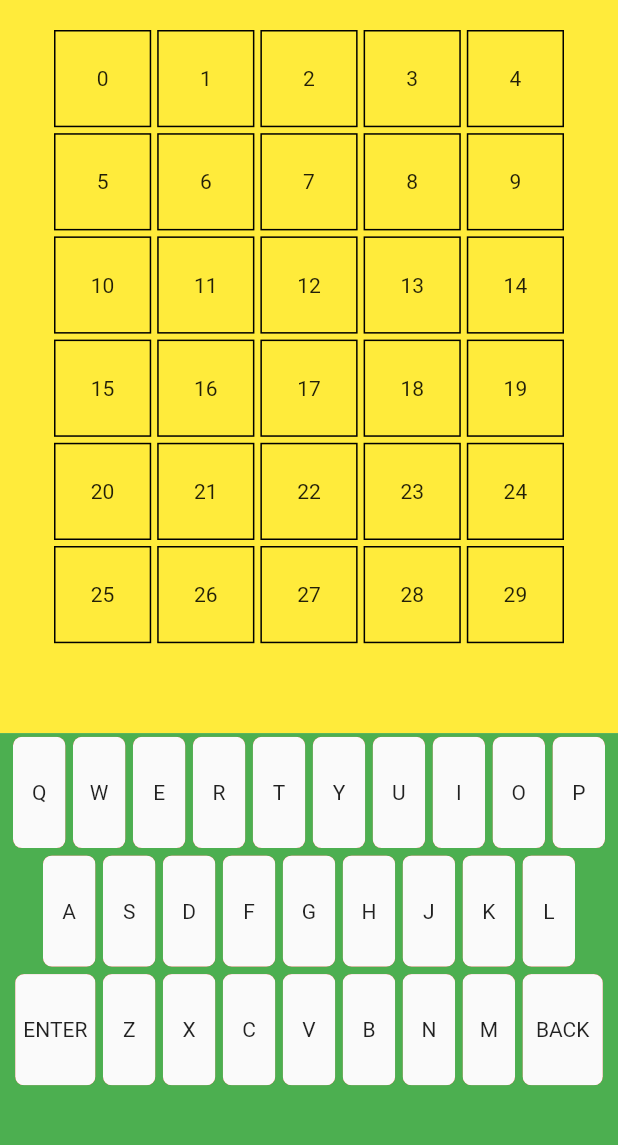
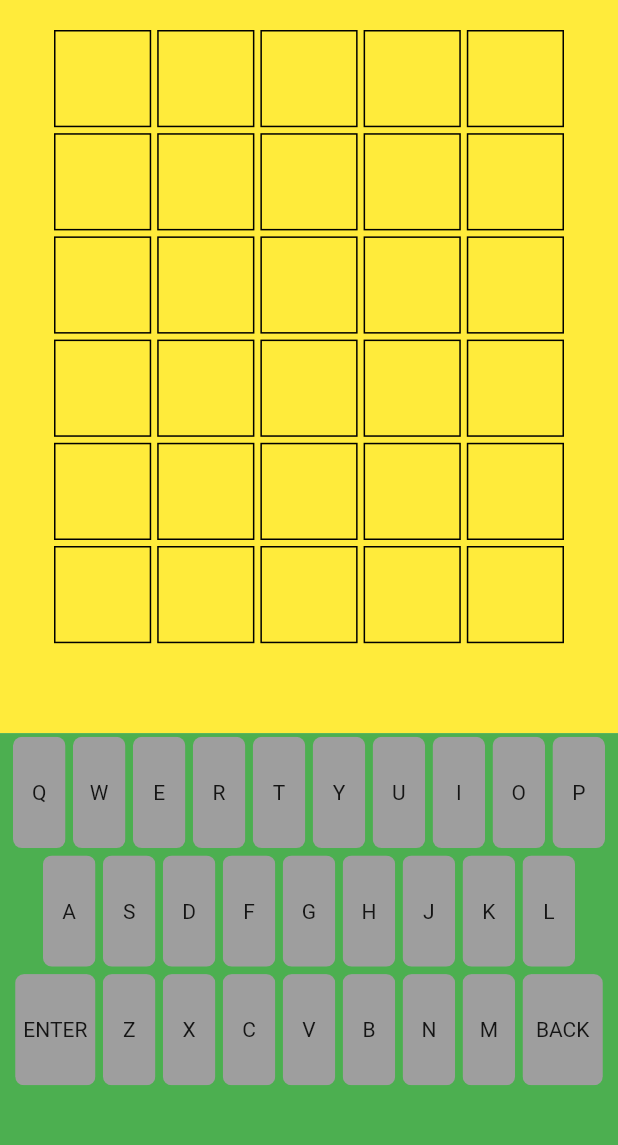
Before and after one commit to 8DietmarBarbarossa8/Wordle, a Flutter app: the screen it shows after launch, on a phone screen of 412 x 824 dp, the part 84-1229 px from its top. Run offline on Flutter 3.47's test engine with Material 2 defaults, Android fonts, the phone set to English and light mode, and no system bars.

Commit message:
updated: wordle colors, keyboard and guessing

```diff
--- a/lib/components/grid.dart
+++ b/lib/components/grid.dart
@@ -1,4 +1,5 @@
 import 'package:flutter/material.dart';
+import 'package:wordle/components/tile.dart';
 
 class Grid extends StatelessWidget {
   const Grid({
@@ -18,10 +19,8 @@ class Grid extends StatelessWidget {
       ),
       itemBuilder: (context, index) {
         return Container(
-          decoration: BoxDecoration(
-            border: Border.all()
-          ),
-          child: Center(child: Text('$index')),
+          decoration: BoxDecoration(border: Border.all()),
+          child: Tile(index: index,),
         );
       },
     );
--- a/lib/components/keyboard_row.dart
+++ b/lib/components/keyboard_row.dart
@@ -1,4 +1,6 @@
 import 'package:flutter/material.dart';
+import 'package:wordle/constants/answer_stages.dart';
+import 'package:wordle/constants/colors.dart';
 import 'package:wordle/controller.dart';
 import 'package:wordle/data/keys_map.dart';
 import 'package:provider/provider.dart';
@@ -15,22 +17,39 @@ class KeyBoardRow extends StatelessWidget {
   @override
   Widget build(BuildContext context) {
     final size = MediaQuery.of(context).size;
+    return Consumer<Controller>(
+      builder: ((context, value, child) {
         int index = 0;
         return Row(
           mainAxisAlignment: MainAxisAlignment.center,
           children: keysMap.entries.map((e) {
             index++;
-        return index >= min && index <= max
-            ? Padding(
+            if (index >= min && index <= max) {
+              Color color = Colors.grey;
+              switch (e.value) {
+                case AnswerStage.correct:
+                  color = correctGreen;
+                  break;
+                case AnswerStage.contains:
+                  color = containsYellow;
+                  break;
+                case AnswerStage.incorrect:
+                  // TODO: Handle this case.
+                  break;
+                case AnswerStage.notAnswered:
+                  // TODO: Handle this case.
+                  break;
+              }
+              return Padding(
                 padding: EdgeInsets.all(size.width * .006),
                 child: ClipRRect(
                   borderRadius: BorderRadius.circular(6),
-                  child: Container(
+                  child: SizedBox(
                     width: size.width *
                         (e.key == 'ENTER' || e.key == 'BACK' ? .13 : .085),
                     height: size.height * .09,
-                    color: Colors.red,
                     child: Material(
+                      color: color,
                       child: InkWell(
                         onTap: () {
                           Provider.of<Controller>(context, listen: false)
@@ -43,9 +62,13 @@ class KeyBoardRow extends StatelessWidget {
                     ),
                   ),
                 ),
-              )
-            : const SizedBox();
+              );
+            } else {
+              return const SizedBox();
+            }
           }).toList(),
+        );
+      }),
     );
   }
 }
--- /dev/null
+++ b/lib/components/tile.dart
@@ -0,0 +1,62 @@
+import 'package:flutter/material.dart';
+import 'package:wordle/constants/answer_stages.dart';
+import 'package:wordle/constants/colors.dart';
+import 'package:wordle/controller.dart';
+import 'package:provider/provider.dart';
+
+class Tile extends StatefulWidget {
+  const Tile({
+    Key? key,
+    required this.index,
+  }) : super(key: key);
+
+  final int index;
+
+  @override
+  State<Tile> createState() => _TileState();
+}
+
+class _TileState extends State<Tile> {
+  Color _backgroundColor = Colors.transparent;
+  late AnswerStage _answerStage;
+  @override
+  Widget build(BuildContext context) {
+    return Consumer<Controller>(
+      builder: (_, notifier, __) {
+        String text = '';
+        if (widget.index < notifier.tilesEntered.length) {
+          text = notifier.tilesEntered[widget.index].letter;
+          _answerStage = notifier.tilesEntered[widget.index].answerStage;
+
+          switch (_answerStage) {
+            case AnswerStage.correct:
+              _backgroundColor = correctGreen;
+              break;
+            case AnswerStage.contains:
+              _backgroundColor = containsYellow;
+              break;
+            case AnswerStage.incorrect:
+              // TODO: Handle this case.
+              break;
+            case AnswerStage.notAnswered:
+              // TODO: Handle this case.
+              break;
+          }
+
+          return Container(
+            color: _backgroundColor,
+            child: FittedBox(
+              fit: BoxFit.contain,
+              child: Padding(
+                padding: const EdgeInsets.all(6.0),
+                child: Text(text),
+              ),
+            ),
+          );
+        } else {
+          return const SizedBox();
+        }
+      },
+    );
+  }
+}
--- /dev/null
+++ b/lib/constants/colors.dart
@@ -0,0 +1,5 @@
+import 'package:flutter/material.dart';
+
+const correctGreen = Color.fromARGB(255, 107, 170, 100);
+const containsYellow = Color.fromARGB(255, 201, 180, 87);
+// const correctGreen = Color.fromARGB(255, 107, 170, 100);
--- /dev/null
+++ b/lib/constants/words.dart
@@ -0,0 +1,102 @@
+const List<String> words = [
+ 'ACORN',
+ 'ADULT',
+ 'APPLE',
+ 'APPLY',
+ 'BEACH',
+ 'BLOCK',
+ 'BLOOD',
+ 'BOARD',
+ 'BRAIN',
+ 'BREAD',
+ 'CHAIN',
+ 'CHAIR',
+ 'CHEST',
+ 'DANCE',
+ 'EAGER',
+ 'EARLY',
+ 'EARTH',
+ 'ENEMY',
+ 'ENTRY',
+ 'ERROR',
+ 'EVENT',
+ 'FAITH',
+ 'FINAL',
+ 'FLOOR',
+ 'GREEN',
+ 'GROUP',
+ 'GUIDE',
+ 'HEART',
+ 'IGLOO',
+ 'INDIA',
+ 'INPUT',
+ 'ISSUE',
+ 'JAPAN',
+ 'JUDGE',
+ 'KNIFE',
+ 'KNOCK',
+ 'LAMB',
+ 'LIGHT',
+ 'MAPLE',
+ 'METAL',
+ 'MODEL',
+ 'MONEY',
+ 'MONTH',
+ 'MOTOR',
+ 'NUMB',
+ 'OTHER',
+ 'OWNER',
+ 'PANEL',
+ 'PAPER',
+ 'PARTY',
+ 'PEACE',
+ 'QUEEN',
+ 'RADIO',
+ 'RANGE',
+ 'RATIO',
+ 'REPLY',
+ 'RIGHT',
+ 'RIVER',
+ 'SENSE',
+ 'SHAPE',
+ 'SHARE',
+ 'SHEEP',
+ 'SHEET',
+ 'SHIFT',
+ 'SHIRT',
+ 'SHOCK',
+ 'SIGHT',
+ 'SKILL',
+ 'SLEEP',
+ 'SMILE',
+ 'STAFF',
+ 'STAGE',
+ 'START',
+ 'STATE',
+ 'STEAM',
+ 'STEEL',
+ 'STOCK',
+ 'STONE',
+ 'STORE',
+ 'STUDY',
+ 'STUFF',
+ 'STYLE',
+ 'SUGAR',
+ 'TABLE',
+ 'TASTE',
+ 'THEME',
+ 'THING',
+ 'THUMB',
+ 'UNCLE',
+ 'UNION',
+ 'VALUE',
+ 'VIDEO',
+ 'VISIT',
+ 'VOICE',
+ 'WASTE',
+ 'WATCH',
+ 'WATER',
+ 'WHITE',
+ 'WOMAN',
+ 'WORLD',
+];
--- a/lib/controller.dart
+++ b/lib/controller.dart
@@ -1,20 +1,82 @@
 import 'package:flutter/cupertino.dart';
+import 'package:wordle/constants/answer_stages.dart';
+import 'package:wordle/data/keys_map.dart';
+import 'package:wordle/models/tile_model.dart';
 
 class Controller extends ChangeNotifier {
+  String correctWord = '';
   int currentTile = 0, currentRow = 0;
+  List<TileModel> tilesEntered = [];
+
+  setCorrectWord({required String word}) => correctWord = word;
+
   setKeyTapped({required String value}) {
     if (value == 'ENTER') {
       if (currentTile == 5 * (currentRow + 1)) {
-        currentRow++;
+        checkWord();
       }
     } else if (value == 'BACK') {
       if (currentTile > 5 * (currentRow + 1) - 5) {
         currentTile--;
+        tilesEntered.removeLast();
       }
     } else {
       if (currentTile < 5 * (currentRow + 1)) {
+        tilesEntered.add(TileModel(
+          letter: value,
+          answerStage: AnswerStage.notAnswered,
+        ));
         currentTile++;
       }
     }
+    notifyListeners();
+  }
+
+  checkWord() {
+    List<String> guessed = [], remainingCorrect = [];
+    String guessedWord = '';
+
+    int row = currentRow * 5;
+    for (int i = row; i < row + 5; i++) {
+      guessed.add(tilesEntered[i].letter);
+    }
+    guessedWord = guessed.join();
+    remainingCorrect = correctWord.characters.toList();
+
+    if (guessedWord == correctWord) {
+      for (int i = row; i < row + 5; i++) {
+        tilesEntered[i].answerStage = AnswerStage.correct;
+        keysMap.update(tilesEntered[i].letter, (value) => AnswerStage.correct);
+      }
+    } else {
+      for (int i = 0; i < 5; i++) {
+        if (guessedWord[i] == correctWord[i]) {
+          remainingCorrect.remove(guessedWord[i]);
+          tilesEntered[i + row].answerStage = AnswerStage.correct;
+          keysMap.update(guessedWord[i], (value) => AnswerStage.correct);
+        }
+      }
+
+      for (int i = 0; i < remainingCorrect.length; i++) {
+        for (int j = 0; j < 5; j++) {
+          if (remainingCorrect[i] == tilesEntered[j + row].letter) {
+            if (tilesEntered[j + row].answerStage != AnswerStage.correct) {
+              tilesEntered[j + row].answerStage = AnswerStage.contains;
+            }
+
+            final resultKey = keysMap.entries
+                .where((element) => element.key == tilesEntered[j + row]);
+
+            if (resultKey.single.value != AnswerStage.correct) {
+              keysMap.update(
+                  resultKey.single.key, (value) => AnswerStage.contains);
+            }
+          }
+        }
+      }
+    }
+
+    currentRow++;
+    notifyListeners();
   }
 }
--- /dev/null
+++ b/lib/models/tile_model.dart
@@ -0,0 +1,8 @@
+import 'package:wordle/constants/answer_stages.dart';
+
+class TileModel {
+  final String letter;
+  AnswerStage answerStage;
+
+  TileModel({required this.letter, required this.answerStage});
+}
--- a/lib/pages/home_page.dart
+++ b/lib/pages/home_page.dart
@@ -1,7 +1,10 @@
+import 'dart:math';
 import 'package:flutter/material.dart';
 import 'package:wordle/components/grid.dart';
 import 'package:wordle/components/keyboard_row.dart';
-import 'package:wordle/data/keys_map.dart';
+import 'package:wordle/constants/words.dart';
+import 'package:provider/provider.dart';
+import 'package:wordle/controller.dart';
 
 class HomePage extends StatefulWidget {
   const HomePage({Key? key}) : super(key: key);
@@ -11,6 +14,17 @@ class HomePage extends StatefulWidget {
 }
 
 class _HomePageState extends State<HomePage> {
+  late String _word;
+
+  @override
+  void initState() {
+    final random = Random().nextInt(words.length);
+    _word = words[random];
+    WidgetsBinding.instance.addPostFrameCallback((timeStamp) {
+    Provider.of<Controller>(context, listen: false).setCorrectWord(word: _word);
+    });
+    super.initState();
+  }
   @override
   Widget build(BuildContext context) {
     return Scaffold(
```
Lines whose indentation alone changed are shown as unchanged.
